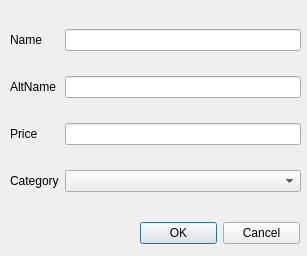
The window that menuschangedialog.ui (pgulyaev88/elpos.manager) describes before a commit, drawn with Qt 5.
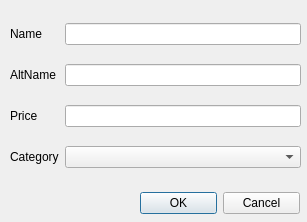
The same window after the commit.

Diff of the .ui file:
```diff
--- a/menuschangedialog.ui
+++ b/menuschangedialog.ui
@@ -7,7 +7,7 @@
     <x>0</x>
     <y>0</y>
     <width>307</width>
-    <height>256</height>
+    <height>222</height>
    </rect>
   </property>
   <property name="windowTitle">
@@ -19,7 +19,7 @@
      <x>10</x>
      <y>10</y>
      <width>291</width>
-     <height>201</height>
+     <height>171</height>
     </rect>
    </property>
    <layout class="QGridLayout" name="gridLayout">
@@ -69,7 +69,7 @@
    <property name="geometry">
     <rect>
      <x>140</x>
-     <y>220</y>
+     <y>190</y>
      <width>160</width>
      <height>26</height>
     </rect>
```
Left out of the diff: 4 changed lines with no effect on the pictures.
